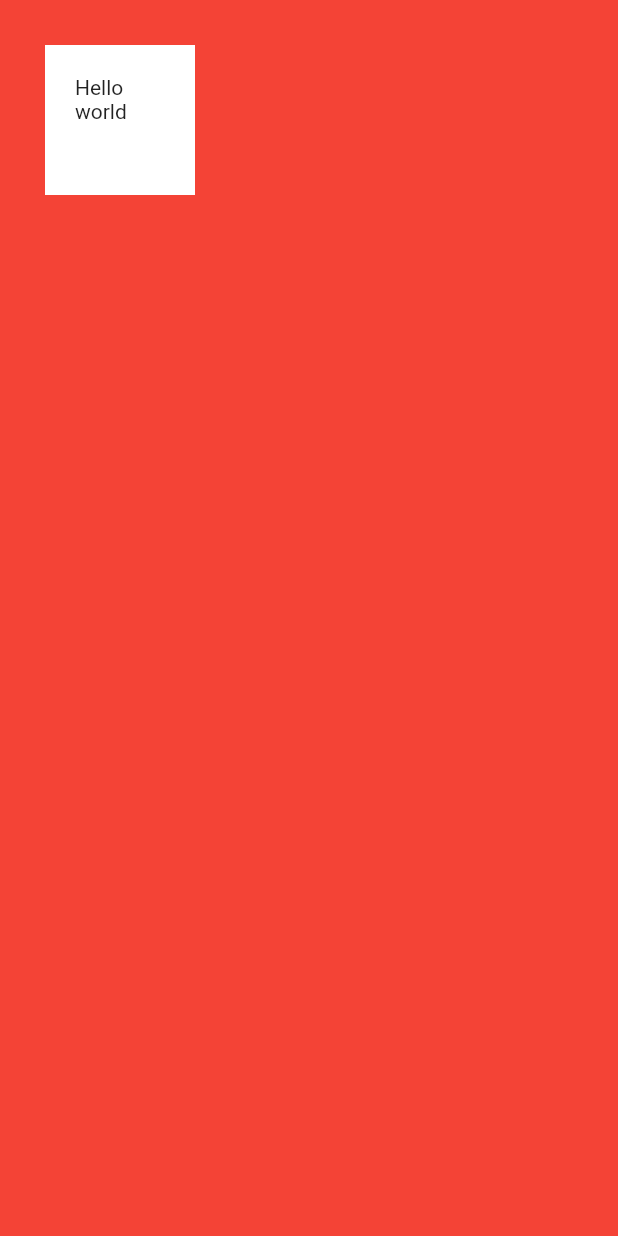
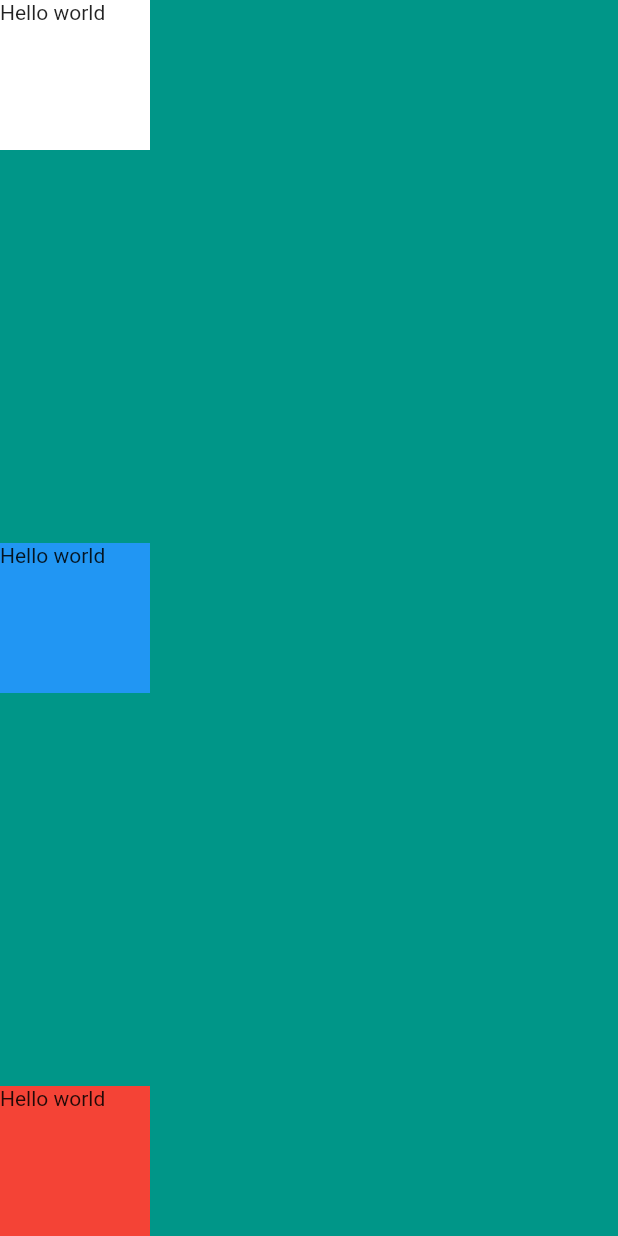
Before and after one commit to AndresLince/my_card_flutter, a Flutter app: the screen it shows after launch, on a phone screen of 412 x 824 dp. Run offline on Flutter 3.47's test engine with Material 2 defaults, Android fonts, the phone set to English and light mode, and no system bars.

Commit message:
columns WIP

```diff
--- a/lib/main.dart
+++ b/lib/main.dart
@@ -10,15 +10,29 @@ class MyApp extends StatelessWidget{
     // TODO: implement build
     return MaterialApp(
         home: Scaffold(
-            backgroundColor: Colors.red,
+            backgroundColor: Colors.teal,
             body: SafeArea(
-              child: Container(
-                height: 100,
-                width: 100,
-                color: Colors.white,
-                margin: const EdgeInsets.all(30),
-                padding: const EdgeInsets.all(20),
-                child: const Text('Hello world'),
+              child: Column(
+                mainAxisAlignment: MainAxisAlignment.spaceBetween,
+                children: [
+                  Container(
+                    height: 100,
+                    width: 100,
+                    color: Colors.white,
+                    child: const Text('Hello world'),
+                  ), Container(
+                    height: 100,
+                    width: 100,
+                    color: Colors.blue,
+                    child: const Text('Hello world'),
+                  ),
+                  Container(
+                    height: 100,
+                    width: 100,
+                    color: Colors.red,
+                    child: const Text('Hello world'),
+                  )
+                ],
               ),
             ),
         )
```
